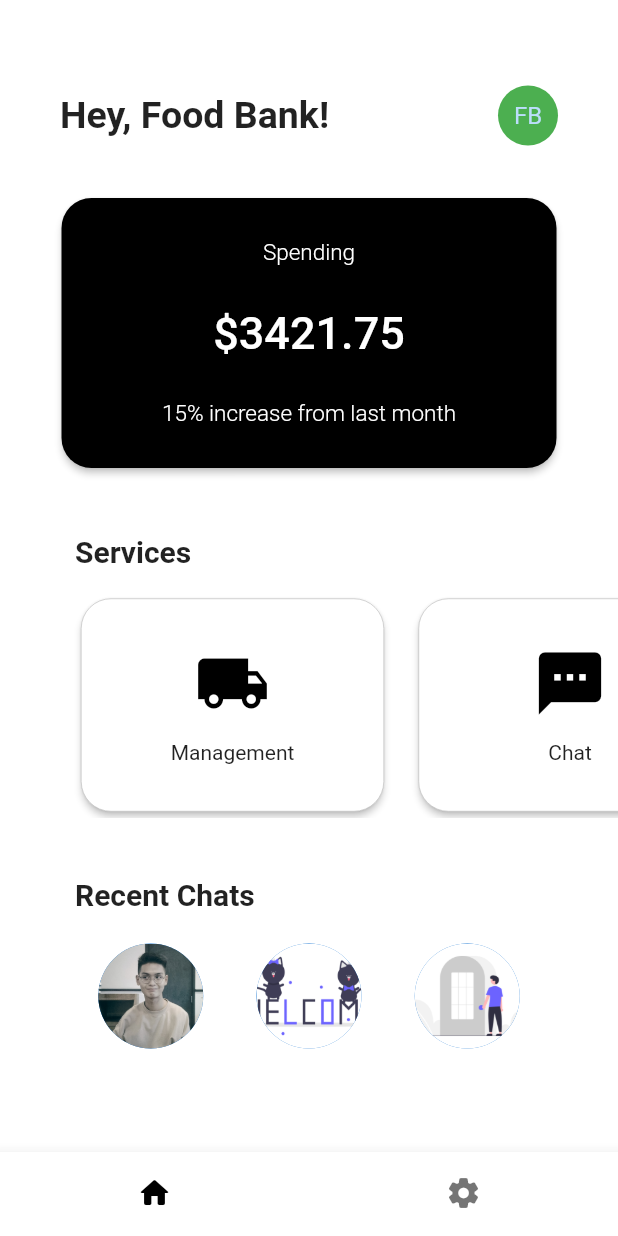
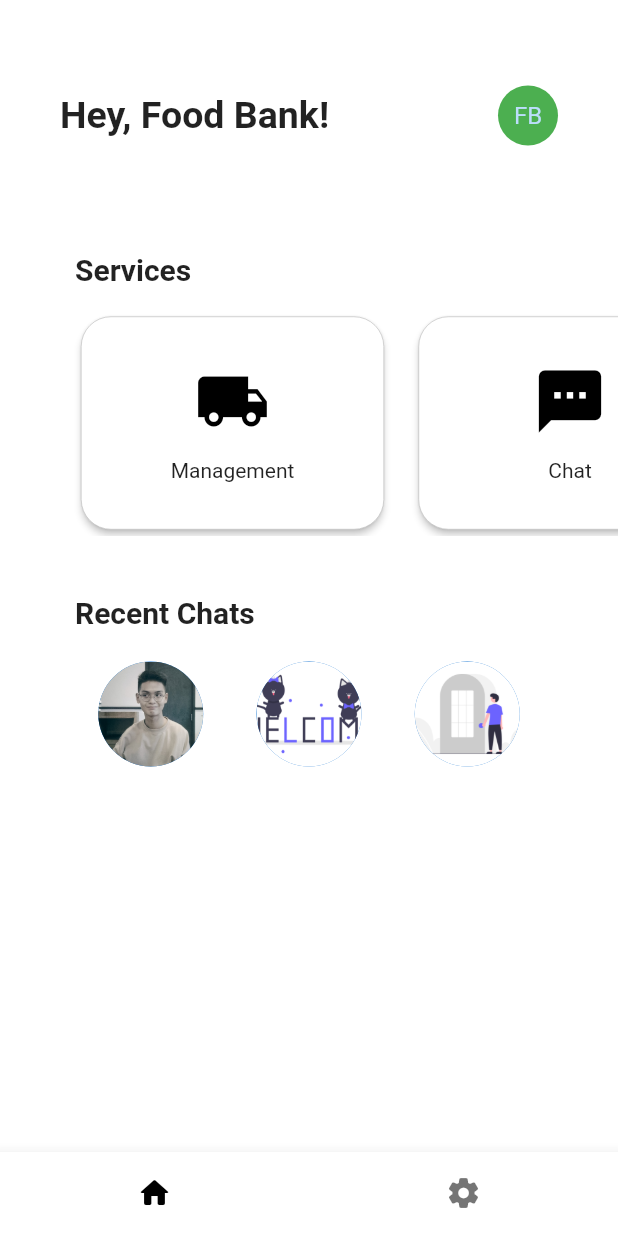
Before and after one commit to torrizing/google-ignite-22-group2, a Flutter app: the screen it shows after launch, on a phone screen of 412 x 824 dp. Run offline on Flutter 3.47's test engine with Material 2 defaults, Android fonts, the phone set to English and light mode, and no system bars; our stand-ins replace fl_chart, google_maps_flutter.

Commit message:
Added line chart, still has issues

```diff
--- a/lib/screens/home_screen.dart
+++ b/lib/screens/home_screen.dart
@@ -5,6 +5,7 @@ import 'package:google_ignite_app/screens/management_screen.dart';
 import 'package:google_ignite_app/screens/map_screen.dart';
 import 'package:google_ignite_app/reusable_widgets/card_widget.dart';
 import 'package:google_ignite_app/reusable_widgets/label_widget.dart';
+import 'package:google_ignite_app/reusable_widgets/line_chart_widget.dart';
 
 class HomeScreen extends StatelessWidget {
   const HomeScreen({super.key});
@@ -13,7 +14,8 @@ class HomeScreen extends StatelessWidget {
   Widget build(BuildContext context) {
     return Column(children: [
       const CardTitle(),
-      cardComponent(),
+      // lineChart(),
+      // cardComponent(),
       const LabelWidget(textTitle: "Services"),
       servicesCard(),
       const LabelWidget(textTitle: "Recent Chats"),
@@ -58,44 +60,48 @@ class CardTitle extends StatelessWidget {
   }
 }
 
-Widget cardComponent() {
-  return Card(
-      elevation: 2,
-      shape: RoundedRectangleBorder(borderRadius: BorderRadius.circular(20)),
-      shadowColor: Colors.black,
-      color: Colors.black,
-      child: (InkWell(
-          splashColor: Colors.blue.withAlpha(30),
-          onTap: () {
-            debugPrint('Tapped');
-          },
-          child: SizedBox(
-              width: 330,
-              height: 180,
-              child: Column(
-                mainAxisAlignment: MainAxisAlignment.spaceEvenly,
-                children: const [
-                  Text("Spending",
-                      style: TextStyle(
-                        fontSize: 15,
-                        color: Colors.white,
-                        fontWeight: FontWeight.w300,
-                      )),
-                  Text("\$3421.75",
-                      style: TextStyle(
-                        fontSize: 30,
-                        color: Colors.white,
-                        fontWeight: FontWeight.w500,
-                      )),
-                  Text("15% increase from last month",
-                      style: TextStyle(
-                        fontSize: 15,
-                        color: Colors.white,
-                        fontWeight: FontWeight.w300,
-                      )),
-                ],
-              )))));
-}
+// Widget lineChart() {
+//   return LineChartWidget();
+// }
+
+// Widget cardComponent() {
+//   return Card(
+//       elevation: 2,
+//       shape: RoundedRectangleBorder(borderRadius: BorderRadius.circular(20)),
+//       shadowColor: Colors.black,
+//       color: Colors.black,
+//       child: (InkWell(
+//           splashColor: Colors.blue.withAlpha(30),
+//           onTap: () {
+//             debugPrint('Tapped');
+//           },
+//           child: SizedBox(
+//               width: 330,
+//               height: 180,
+//               child: Column(
+//                 mainAxisAlignment: MainAxisAlignment.spaceEvenly,
+//                 children: const [
+//                   Text("Spending",
+//                       style: TextStyle(
+//                         fontSize: 15,
+//                         color: Colors.white,
+//                         fontWeight: FontWeight.w300,
+//                       )),
+//                   Text("\$3421.75",
+//                       style: TextStyle(
+//                         fontSize: 30,
+//                         color: Colors.white,
+//                         fontWeight: FontWeight.w500,
+//                       )),
+//                   Text("15% increase from last month",
+//                       style: TextStyle(
+//                         fontSize: 15,
+//                         color: Colors.white,
+//                         fontWeight: FontWeight.w300,
+//                       )),
+//                 ],
+//               )))));
+// }
 
 Widget servicesCard() {
   return SizedBox(
--- a/pubspec.yaml
+++ b/pubspec.yaml
@@ -20,6 +20,7 @@ dependencies:
   http: ^0.13.5
   json_serializable: ^6.4.1
   google_maps_flutter: ^2.2.1
+  fl_chart: ^0.55.2
 
 dev_dependencies:
   flutter_test:
```
Also changed, not shown: lib/reusable_widgets/line_chart_widget.dart (added, +71 -0 lines), lib/reusable_widgets/line_titles.dart (added, +87 -0 lines), pubspec.lock.
